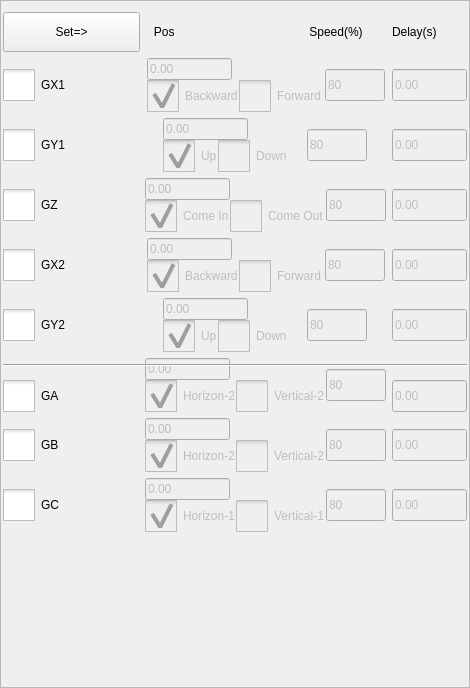
Old version of the form hcinstruction/actionsettingframe.ui in the repository dongdong-2009/3-5AxisRobot.
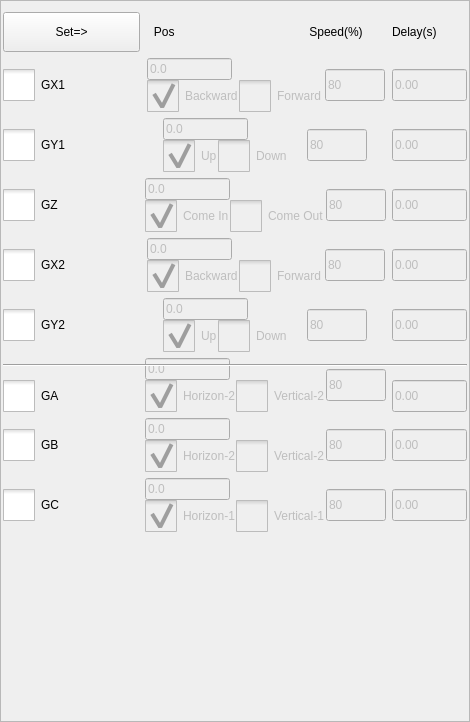
New version of the form. Icons and pictures are not drawn. Custom widgets are drawn as their Qt base class.

The edit to the form file:
```diff
--- a/hcinstruction/actionsettingframe.ui
+++ b/hcinstruction/actionsettingframe.ui
@@ -7,7 +7,7 @@
     <x>0</x>
     <y>0</y>
     <width>470</width>
-    <height>688</height>
+    <height>722</height>
    </rect>
   </property>
   <property name="windowTitle">
@@ -108,7 +108,7 @@
           </size>
          </property>
          <property name="text">
-          <string notr="true">0.00</string>
+          <string notr="true">0.0</string>
          </property>
         </widget>
        </item>
@@ -246,7 +246,7 @@
           </size>
          </property>
          <property name="text">
-          <string notr="true">0.00</string>
+          <string notr="true">0.0</string>
          </property>
         </widget>
        </item>
@@ -381,7 +381,7 @@
           </size>
          </property>
          <property name="text">
-          <string notr="true">0.00</string>
+          <string notr="true">0.0</string>
          </property>
         </widget>
        </item>
@@ -585,7 +585,7 @@
           </size>
          </property>
          <property name="text">
-          <string notr="true">0.00</string>
+          <string notr="true">0.0</string>
          </property>
         </widget>
        </item>
@@ -805,7 +805,7 @@
           </size>
          </property>
          <property name="text">
-          <string notr="true">0.00</string>
+          <string notr="true">0.0</string>
          </property>
         </widget>
        </item>
@@ -1102,7 +1102,7 @@
           </size>
          </property>
          <property name="text">
-          <string notr="true">0.00</string>
+          <string notr="true">0.0</string>
          </property>
         </widget>
        </item>
@@ -1298,7 +1298,7 @@
           </size>
          </property>
          <property name="text">
-          <string notr="true">0.00</string>
+          <string notr="true">0.0</string>
          </property>
         </widget>
        </item>
@@ -1433,7 +1433,7 @@
           </size>
          </property>
          <property name="text">
-          <string notr="true">0.00</string>
+          <string notr="true">0.0</string>
          </property>
         </widget>
        </item>
```
Left out of the diff: 6 changed lines with no effect on the pictures.
